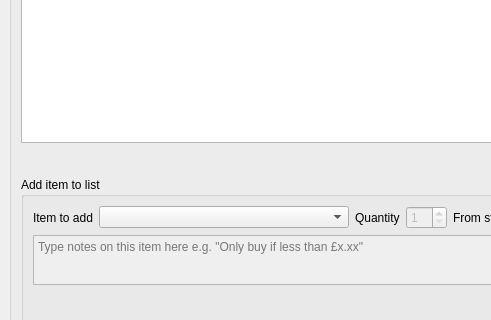
Old version of the form slg_desktop/gui/mainwindow.ui in the repository drulum/slg_desktop; both pictures show x 0 to 491 and y 363 to 683 of the 800 by 800 pixel window.
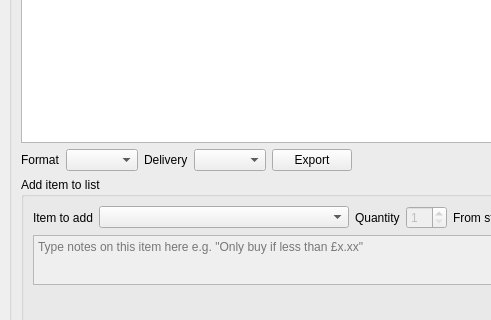
New version of the form.

Diff of the .ui file:
```diff
--- a/slg_desktop/gui/mainwindow.ui
+++ b/slg_desktop/gui/mainwindow.ui
@@ -66,6 +66,33 @@
        </item>
        <item>
         <layout class="QHBoxLayout" name="horizontalLayout_5">
+         <item>
+          <widget class="QLabel" name="label_4">
+           <property name="text">
+            <string>Format</string>
+           </property>
+          </widget>
+         </item>
+         <item>
+          <widget class="QComboBox" name="formatBox"/>
+         </item>
+         <item>
+          <widget class="QLabel" name="label_5">
+           <property name="text">
+            <string>Delivery</string>
+           </property>
+          </widget>
+         </item>
+         <item>
+          <widget class="QComboBox" name="deliveryBox"/>
+         </item>
+         <item>
+          <widget class="QPushButton" name="exportButton">
+           <property name="text">
+            <string>Export</string>
+           </property>
+          </widget>
+         </item>
          <item>
           <spacer name="horizontalSpacer_3">
            <property name="orientation">
```
